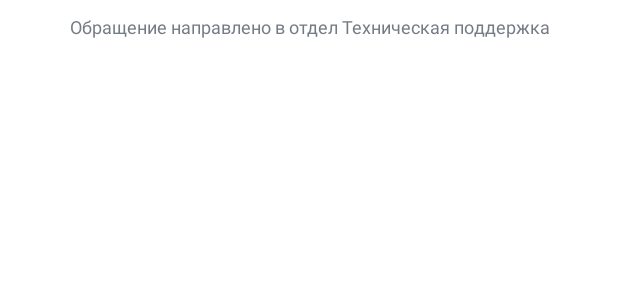
After one commit to LiveTex/sdk-android, an Android app: the layout i_chat_message_system.xml on its own in the app's theme, with its tools: preview values and no code run, on a phone screen of 412 x 824 dp. The commit adds this screen. Shown: the top 300 px of the screen. Run offline under Robolectric (Android 15) with nearby library versions, the phone set to English and light mode, and no system bars; network calls fail.

Commit message:
[Demo\SDK] Implemented system messages.

```diff
--- a/demo/src/main/java/ru/livetex/demoapp/db/entity/ChatMessage.java
+++ b/demo/src/main/java/ru/livetex/demoapp/db/entity/ChatMessage.java
@@ -40,7 +40,7 @@ public final class ChatMessage implements Comparable<ChatMessage> {
 	}
 
 	// mapped from server file entity
-	public ChatMessage(@NonNull String id, @NonNull String content, @NonNull Date createdAt, boolean isIncoming, @Nullable String fileUrl, Creator creator) {
+	public ChatMessage(@NonNull String id, @NonNull String content, @NonNull Date createdAt, boolean isIncoming, @Nullable String fileUrl, @NonNull Creator creator) {
 		this.id = id;
 		this.content = content;
 		this.createdAt = createdAt;
--- /dev/null
+++ b/demo/src/main/res/layout/i_chat_message_system.xml
@@ -0,0 +1,21 @@
+<?xml version="1.0" encoding="utf-8"?>
+<androidx.constraintlayout.widget.ConstraintLayout xmlns:android="http://schemas.android.com/apk/res/android"
+	xmlns:app="http://schemas.android.com/apk/res-auto"
+	xmlns:tools="http://schemas.android.com/tools"
+	android:layout_width="match_parent"
+	android:layout_height="wrap_content">
+
+	<TextView
+		android:id="@+id/messageView"
+		android:layout_width="0dp"
+		android:layout_height="35dp"
+		android:layout_marginStart="16dp"
+		android:layout_marginEnd="16dp"
+		android:textColor="#757B85"
+		android:textSize="12sp"
+		android:gravity="center"
+		app:layout_constraintEnd_toEndOf="parent"
+		app:layout_constraintStart_toStartOf="parent"
+		app:layout_constraintTop_toTopOf="parent"
+		tools:text="Обращение направлено в отдел Техническая поддержка" />
+</androidx.constraintlayout.widget.ConstraintLayout>
--- a/sdk/src/main/java/ru/livetex/sdk/entity/GenericMessage.java
+++ b/sdk/src/main/java/ru/livetex/sdk/entity/GenericMessage.java
@@ -2,4 +2,6 @@ package ru.livetex.sdk.entity;
 
 // For history messages list
 public interface GenericMessage {
+	Creator getCreator();
+	void setCreator(Creator creator);
 }
--- /dev/null
+++ b/sdk/src/main/java/ru/livetex/sdk/entity/SystemUser.java
@@ -0,0 +1,5 @@
+package ru.livetex.sdk.entity;
+
+public final class SystemUser implements Creator {
+	public static final String TYPE = "system";
+}
```
Also changed, not shown: demo/src/main/java/ru/livetex/demoapp/db/Mapper.java (+1 -12 lines), demo/src/main/java/ru/livetex/demoapp/ui/adapter/ChatItem.java (+7 -2 lines), demo/src/main/java/ru/livetex/demoapp/ui/adapter/MessagesAdapter.java (+26 -2 lines), sdk/src/main/java/ru/livetex/sdk/entity/FileMessage.java (+11 -0 lines), sdk/src/main/java/ru/livetex/sdk/entity/TextMessage.java (+12 -1 lines), sdk/src/main/java/ru/livetex/sdk/logic/EntityMapper.java (+19 -26 lines).
